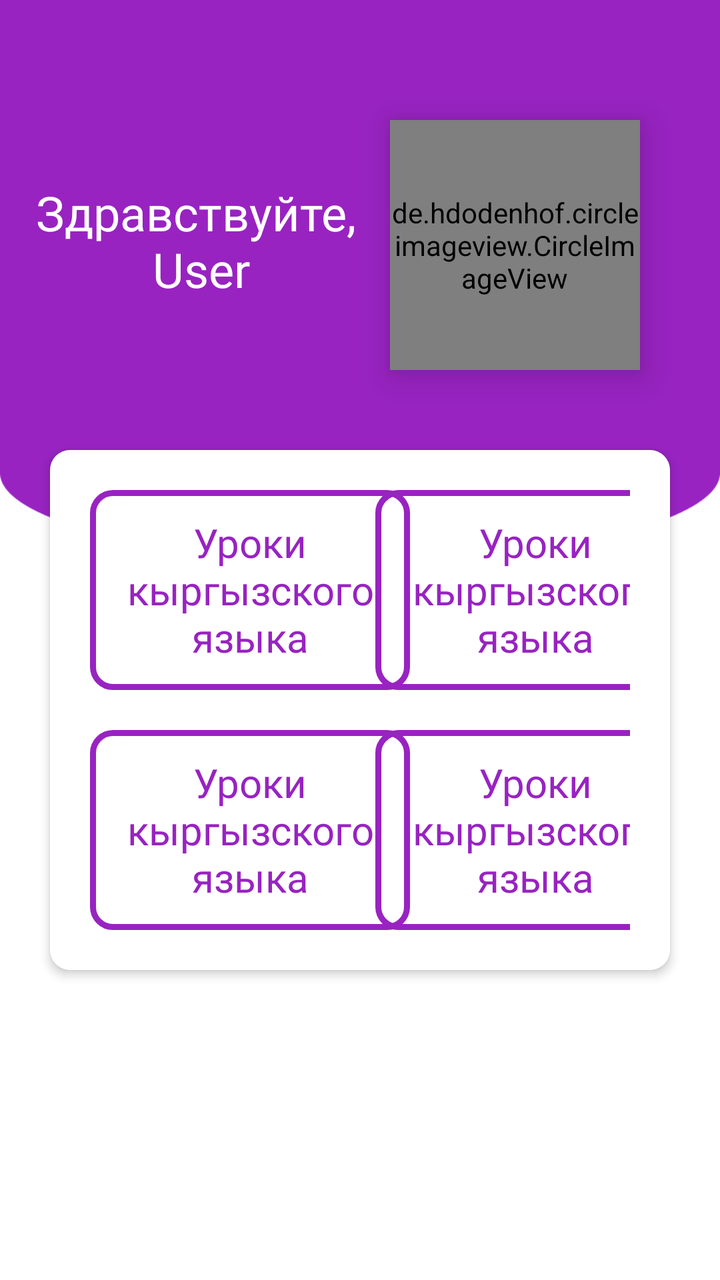
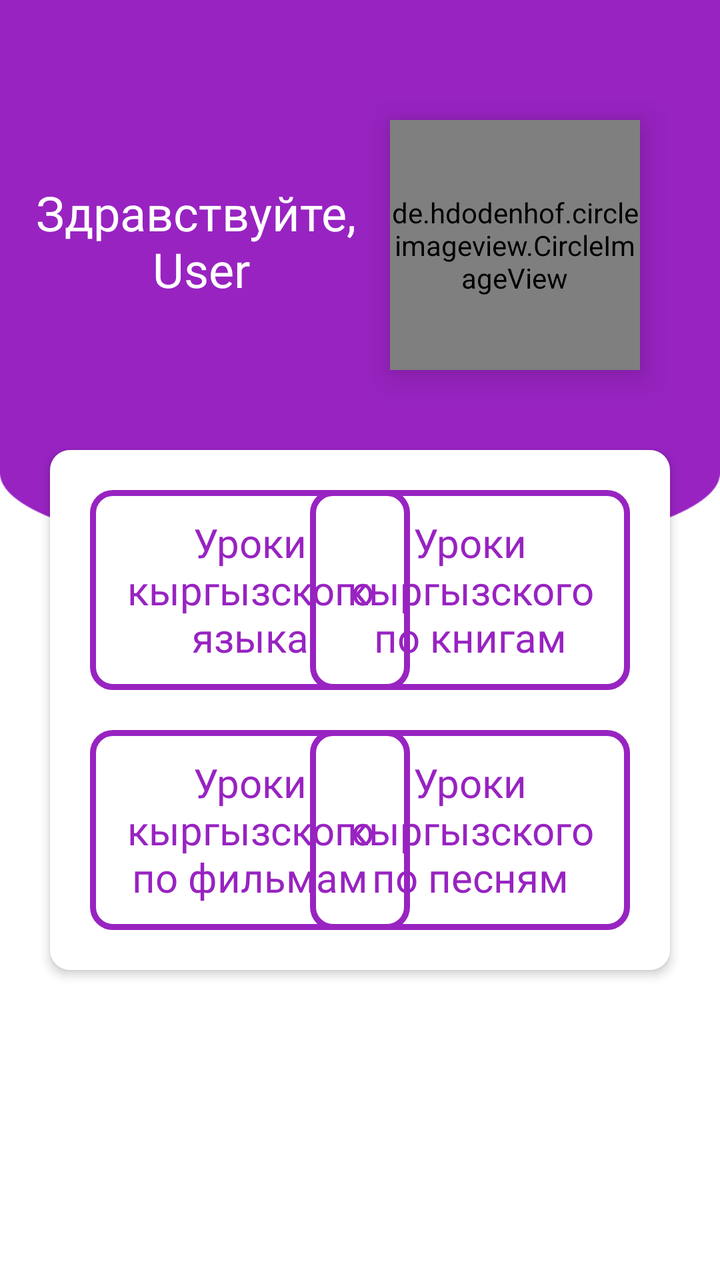

Screens rendered from an Android XML layout before and after an edit, with the pre-edit source and the edit as a unified diff.
<!-- AndroidManifest.xml: application theme Theme.SpeechToTextApp -->
<!-- res/layout/fragment_home.xml -->
<?xml version="1.0" encoding="utf-8"?>
<androidx.constraintlayout.widget.ConstraintLayout
    xmlns:android="http://schemas.android.com/apk/res/android"
    xmlns:app="http://schemas.android.com/apk/res-auto"
    xmlns:tools="http://schemas.android.com/tools"
    android:layout_width="match_parent"
    android:layout_height="match_parent"
    tools:context=".ui.login.LoginFragment"
    android:background="@color/white">

    <View
        android:id="@+id/view"
        android:layout_width="match_parent"
        android:layout_height="280dp"
        android:background="@drawable/bubble"/>

    <de.hdodenhof.circleimageview.CircleImageView
        android:id="@+id/circleImageView"
        android:layout_width="125dp"
        android:layout_height="125dp"
        android:layout_marginTop="60dp"
        android:layout_marginEnd="40dp"
        android:elevation="10dp"
        android:src="@drawable/user"
        app:layout_constraintEnd_toEndOf="parent"
        app:layout_constraintTop_toTopOf="parent" />

    <TextView
        android:id="@+id/txt_username"
        android:layout_width="wrap_content"
        android:layout_height="wrap_content"
        android:layout_marginTop="90dp"
        android:fontFamily="@font/montserratsemibold"
        android:text="Здравствуйте,\n User"
        android:textAlignment="center"
        android:textColor="@color/white"
        android:textSize="24sp"
        app:layout_constraintEnd_toStartOf="@+id/circleImageView"
        app:layout_constraintStart_toStartOf="parent"
        app:layout_constraintTop_toTopOf="parent" />

    <androidx.constraintlayout.widget.ConstraintLayout
        android:id="@+id/view2"
        android:layout_width="match_parent"
        android:layout_height="260dp"
        android:layout_marginHorizontal="25dp"
        android:layout_marginTop="40dp"
        android:background="@drawable/background_card"
        android:elevation="3dp"
        app:layout_constraintTop_toBottomOf="@+id/circleImageView"
        android:padding="20dp"
        tools:layout_editor_absoluteX="0dp">

        <TextView
            android:id="@+id/textView2"
            android:layout_width="160dp"
            android:layout_height="100dp"
            android:background="@drawable/background_card_item"
            android:elevation="20dp"
            android:text="Уроки кыргызского языка"
            android:textSize="20dp"
            android:textAlignment="center"
            android:paddingHorizontal="5dp"
            android:fontFamily="@font/montserratsemibold"
            android:textColor="@color/purple"
            app:layout_constraintStart_toStartOf="@+id/view2"
            app:layout_constraintTop_toTopOf="@+id/view2"
            android:gravity="center"/>

        <TextView
            android:id="@+id/textView5"
            android:layout_width="160dp"
            android:layout_height="100dp"
            android:layout_marginStart="15dp"
            android:background="@drawable/background_card_item"
            android:elevation="20dp"
            android:fontFamily="@font/montserratsemibold"
            android:gravity="center"
            android:paddingHorizontal="5dp"
            android:text="Уроки кыргызского языка"
            android:textAlignment="center"
            android:textColor="@color/purple"
            android:textSize="20dp"
            app:layout_constraintEnd_toEndOf="parent"
            app:layout_constraintStart_toEndOf="@+id/textView3"
            app:layout_constraintTop_toTopOf="parent" />

        <TextView
            android:id="@+id/textView3"
            android:layout_width="160dp"
            android:layout_height="100dp"
            android:background="@drawable/background_card_item"
            android:elevation="20dp"
            android:fontFamily="@font/montserratsemibold"
            android:gravity="center"
            android:paddingHorizontal="5dp"
            android:text="Уроки кыргызского языка"
            android:textAlignment="center"
            android:textColor="@color/purple"
            android:textSize="20dp"
            app:layout_constraintBottom_toBottomOf="parent"
            app:layout_constraintStart_toStartOf="@+id/view2" />

        <TextView
            android:layout_width="160dp"
            android:layout_height="100dp"
            android:layout_marginStart="15dp"
            android:background="@drawable/background_card_item"
            android:elevation="20dp"
            android:fontFamily="@font/montserratsemibold"
            android:gravity="center"
            android:paddingHorizontal="5dp"
            android:text="Уроки кыргызского языка"
            android:textAlignment="center"
            android:textColor="@color/purple"
            android:textSize="20dp"
            app:layout_constraintBottom_toBottomOf="parent"
            app:layout_constraintEnd_toEndOf="parent"
            app:layout_constraintStart_toEndOf="@+id/textView3" />

    </androidx.constraintlayout.widget.ConstraintLayout>

</androidx.constraintlayout.widget.ConstraintLayout>
<!-- resources referenced by this layout -->
<resources>
  <color name="purple">#FF9823C1</color>
  <color name="white">#FFFFFFFF</color>
  <!-- drawable background_card (drawable) -->
  <?xml version="1.0" encoding="utf-8"?>
  <shape xmlns:android="http://schemas.android.com/apk/res/android">
      <solid android:color="#FFFFFFFF"/>
      <corners android:radius="10dp"/>
      
  
  </shape>
  <!-- drawable background_card_item (drawable) -->
  <?xml version="1.0" encoding="utf-8"?>
  <shape xmlns:android="http://schemas.android.com/apk/res/android">
      <stroke android:width="3dp" android:color="@color/purple"/>
      <corners android:radius="10dp"/>
  </shape>
  <!-- drawable bubble: png bitmap (drawable, 5031 bytes) -->
  <!-- drawable user: jpg bitmap (drawable, 37526 bytes) -->
  <style name="Theme.SpeechToTextApp" parent="Base.Theme.SpeechToTextApp" />
  <style name="Base.Theme.SpeechToTextApp" parent="Theme.Material3.DayNight.NoActionBar">
          
          
      </style>
</resources>

<!-- the commit's change to res/layout/fragment_home.xml (unified diff, before → after) -->
@@ -52,7 +52,8 @@
         tools:layout_editor_absoluteX="0dp">
 
         <TextView
-            android:id="@+id/textView2"
+            android:clickable="true"
+            android:id="@+id/txt_kyrgyz"
             android:layout_width="160dp"
             android:layout_height="100dp"
             android:background="@drawable/background_card_item"
@@ -68,7 +69,8 @@
             android:gravity="center"/>
 
         <TextView
-            android:id="@+id/textView5"
+            android:clickable="true"
+            android:id="@+id/txt_book"
             android:layout_width="160dp"
             android:layout_height="100dp"
             android:layout_marginStart="15dp"
@@ -77,7 +79,7 @@
             android:fontFamily="@font/montserratsemibold"
             android:gravity="center"
             android:paddingHorizontal="5dp"
-            android:text="Уроки кыргызского языка"
+            android:text="Уроки кыргызского по книгам"
             android:textAlignment="center"
             android:textColor="@color/purple"
             android:textSize="20dp"
@@ -86,7 +88,8 @@
             app:layout_constraintTop_toTopOf="parent" />
 
         <TextView
-            android:id="@+id/textView3"
+            android:clickable="true"
+            android:id="@+id/txt_movie"
             android:layout_width="160dp"
             android:layout_height="100dp"
             android:background="@drawable/background_card_item"
@@ -94,7 +97,7 @@
             android:fontFamily="@font/montserratsemibold"
             android:gravity="center"
             android:paddingHorizontal="5dp"
-            android:text="Уроки кыргызского языка"
+            android:text="Уроки кыргызского по фильмам"
             android:textAlignment="center"
             android:textColor="@color/purple"
             android:textSize="20dp"
@@ -102,6 +105,8 @@
             app:layout_constraintStart_toStartOf="@+id/view2" />
 
         <TextView
+            android:clickable="true"
+            android:id="@+id/txt_song"
             android:layout_width="160dp"
             android:layout_height="100dp"
             android:layout_marginStart="15dp"
@@ -110,7 +115,7 @@
             android:fontFamily="@font/montserratsemibold"
             android:gravity="center"
             android:paddingHorizontal="5dp"
-            android:text="Уроки кыргызского языка"
+            android:text="Уроки кыргызского по песням"
             android:textAlignment="center"
             android:textColor="@color/purple"
             android:textSize="20dp"
